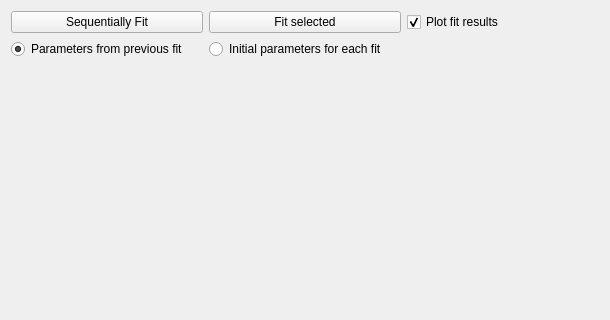
This is scripts/Muon/GUI/Common/seq_fitting_tab_widget/seq_fitting_tab.ui in mantidproject/mantid as Qt 5 draws it before an edit; both pictures show x 0 to 610 and y 0 to 320 of the 610 by 583 pixel window. The edited form follows.
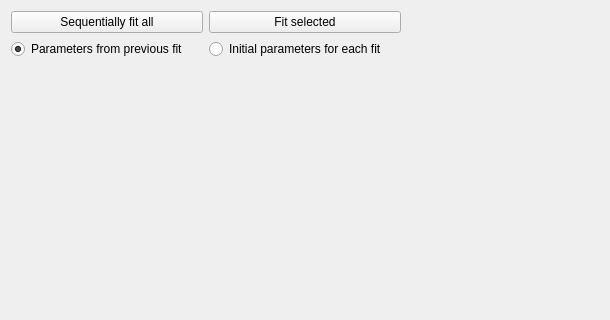
This is the edited form.

Commit message: Update sequential fitting tab tests

```diff
--- a/scripts/Muon/GUI/Common/seq_fitting_tab_widget/seq_fitting_tab.ui
+++ b/scripts/Muon/GUI/Common/seq_fitting_tab_widget/seq_fitting_tab.ui
@@ -54,23 +54,13 @@
       </size>
      </property>
      <property name="text">
-      <string>Sequentially Fit</string>
+      <string>Sequentially fit all</string>
      </property>
     </widget>
    </item>
    <item row="2" column="0">
     <layout class="QGridLayout" name="gridLayout"/>
    </item>
-   <item row="0" column="2">
-    <widget class="QCheckBox" name="plot_fit_results_checkbox">
-     <property name="text">
-      <string>Plot fit results</string>
-     </property>
-     <property name="checked">
-      <bool>true</bool>
-     </property>
-    </widget>
-   </item>
    <item row="0" column="1">
     <widget class="QPushButton" name="fit_selected_button">
      <property name="text">
```
The commit also changes 6 other files.
